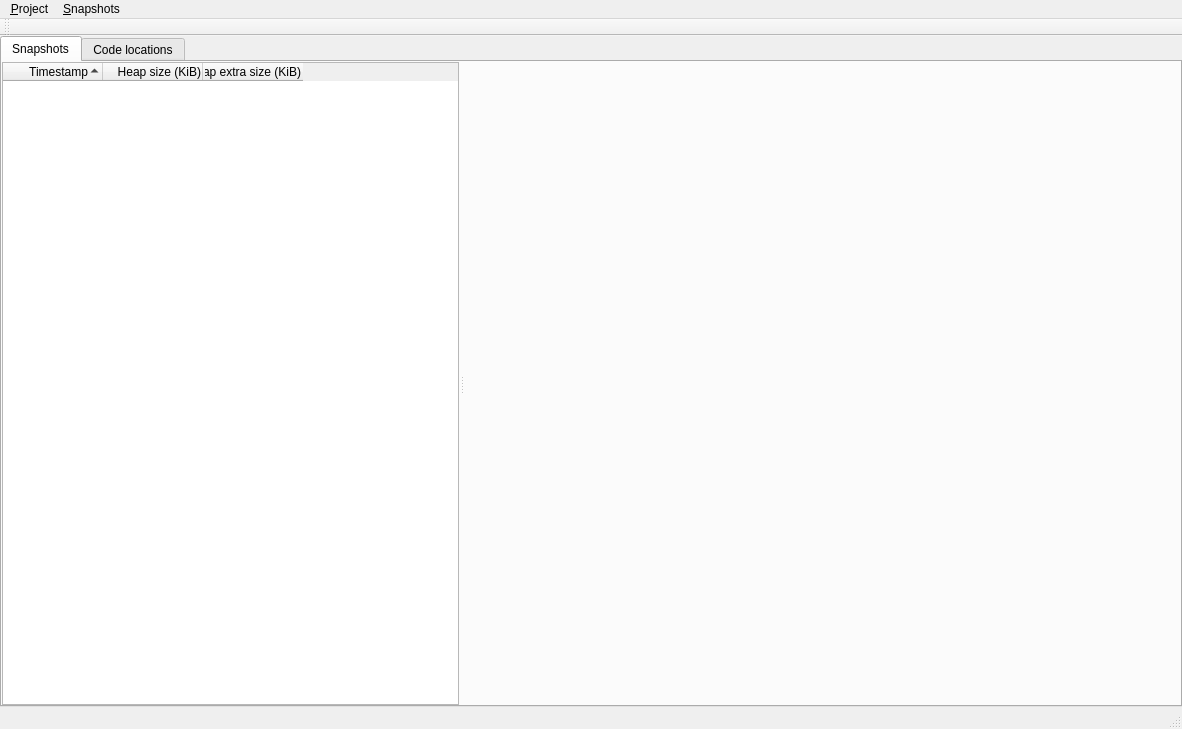
This is MainWindow.ui in madmaxoft/VisualMassifDiff as Qt 5 draws it before an edit. The edited form follows.
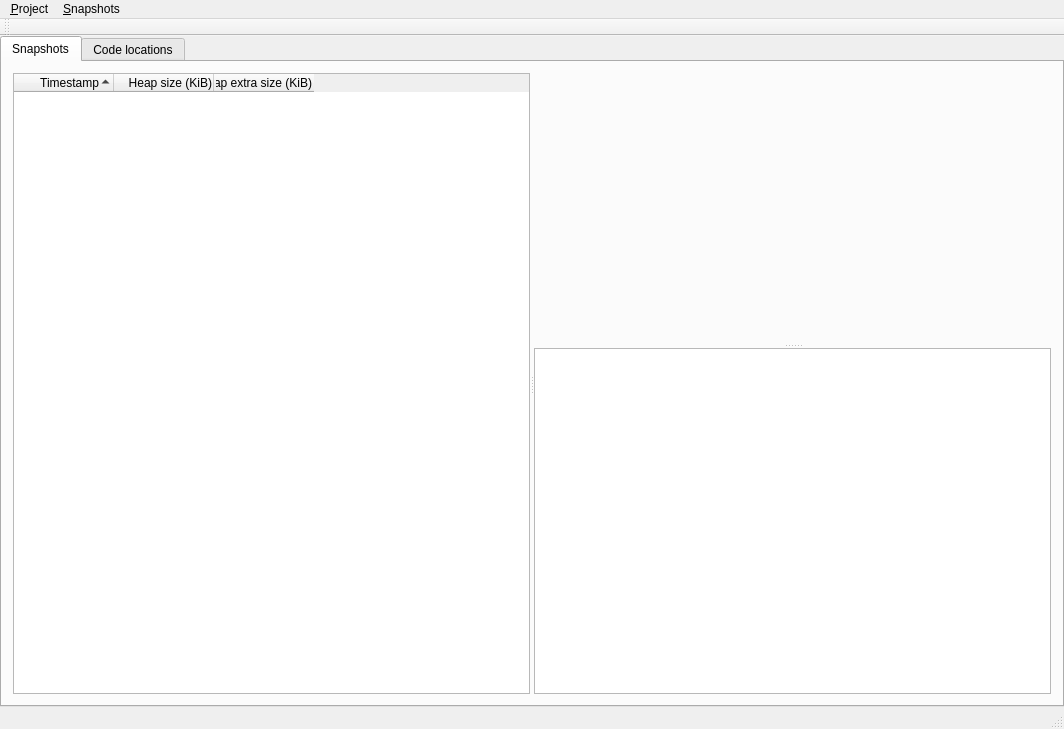
This is the edited form. Custom widgets are drawn as their Qt base class.

Commit message:
Added basic History graph and table view legend.
Supports expanding AllocationPaths, but not collapsing yet. Colors are auto-assigned, but not too good.

Diff of the .ui file:
```diff
--- a/MainWindow.ui
+++ b/MainWindow.ui
@@ -6,7 +6,7 @@
    <rect>
     <x>0</x>
     <y>0</y>
-    <width>1182</width>
+    <width>1064</width>
     <height>729</height>
    </rect>
   </property>
@@ -40,35 +40,11 @@
         <string>Snapshots</string>
        </attribute>
        <layout class="QVBoxLayout" name="verticalLayout">
-        <property name="leftMargin">
-         <number>0</number>
-        </property>
-        <property name="topMargin">
-         <number>0</number>
-        </property>
-        <property name="rightMargin">
-         <number>0</number>
-        </property>
-        <property name="bottomMargin">
-         <number>0</number>
-        </property>
         <item>
-         <widget class="QSplitter" name="splitter">
-          <property name="lineWidth">
-           <number>3</number>
-          </property>
-          <property name="midLineWidth">
-           <number>1</number>
-          </property>
+         <widget class="QSplitter" name="splitter_2">
           <property name="orientation">
            <enum>Qt::Horizontal</enum>
           </property>
-          <property name="handleWidth">
-           <number>6</number>
-          </property>
-          <property name="childrenCollapsible">
-           <bool>false</bool>
-          </property>
           <widget class="QTreeWidget" name="twSnapshots">
            <property name="sizePolicy">
             <sizepolicy hsizetype="Expanding" vsizetype="Expanding">
@@ -122,13 +98,41 @@
             </property>
            </column>
           </widget>
-          <widget class="SnapshotsGraph" name="graph" native="true">
+          <widget class="QSplitter" name="splitter">
            <property name="sizePolicy">
             <sizepolicy hsizetype="Expanding" vsizetype="Expanding">
-             <horstretch>4</horstretch>
-             <verstretch>0</verstretch>
+             <horstretch>1</horstretch>
+             <verstretch>6</verstretch>
             </sizepolicy>
            </property>
+           <property name="mouseTracking">
+            <bool>true</bool>
+           </property>
+           <property name="orientation">
+            <enum>Qt::Vertical</enum>
+           </property>
+           <widget class="HistoryGraph" name="grHistory" native="true">
+            <property name="sizePolicy">
+             <sizepolicy hsizetype="Expanding" vsizetype="Expanding">
+              <horstretch>0</horstretch>
+              <verstretch>5</verstretch>
+             </sizepolicy>
+            </property>
+           </widget>
+           <widget class="QTreeView" name="tvHistory">
+            <property name="sizePolicy">
+             <sizepolicy hsizetype="Expanding" vsizetype="Expanding">
+              <horstretch>1</horstretch>
+              <verstretch>1</verstretch>
+             </sizepolicy>
+            </property>
+            <property name="uniformRowHeights">
+             <bool>true</bool>
+            </property>
+            <property name="sortingEnabled">
+             <bool>true</bool>
+            </property>
+           </widget>
           </widget>
          </widget>
         </item>
@@ -156,6 +160,9 @@
           <property name="sortingEnabled">
            <bool>true</bool>
           </property>
+          <attribute name="headerStretchLastSection">
+           <bool>false</bool>
+          </attribute>
          </widget>
         </item>
        </layout>
@@ -169,8 +176,8 @@
     <rect>
      <x>0</x>
      <y>0</y>
-     <width>1182</width>
-     <height>21</height>
+     <width>1064</width>
+     <height>18</height>
     </rect>
    </property>
    <widget class="QMenu" name="menu_File">
@@ -259,9 +266,9 @@
  <layoutdefault spacing="6" margin="11"/>
  <customwidgets>
   <customwidget>
-   <class>SnapshotsGraph</class>
+   <class>HistoryGraph</class>
    <extends>QWidget</extends>
-   <header>SnapshotsGraph.h</header>
+   <header>HistoryGraph.h</header>
    <container>1</container>
   </customwidget>
  </customwidgets>
```
The commit also changes 22 other files.
